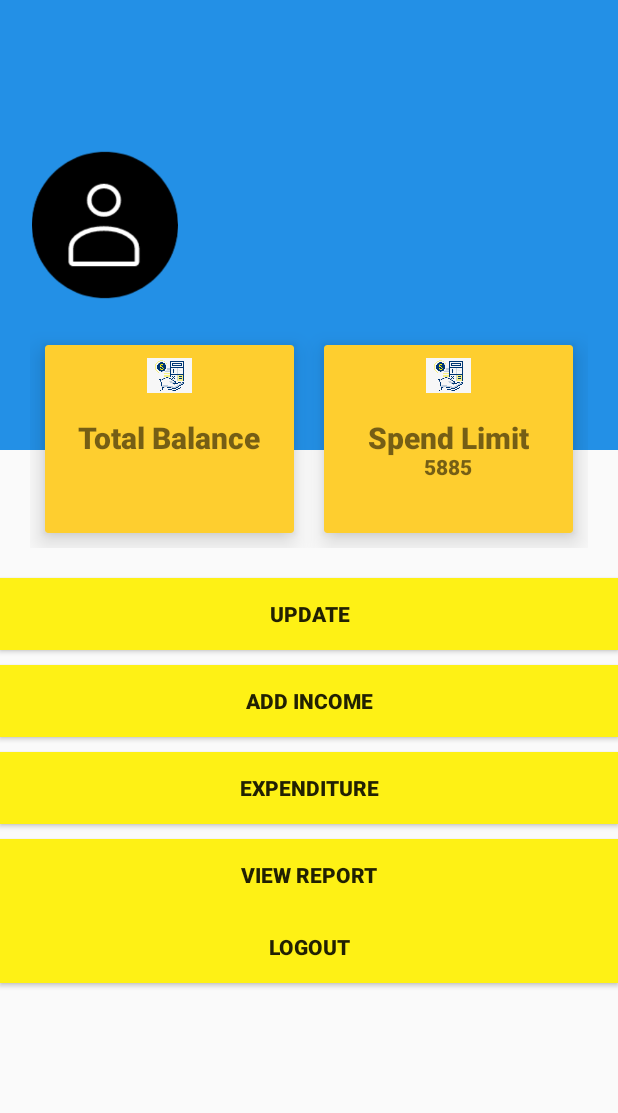
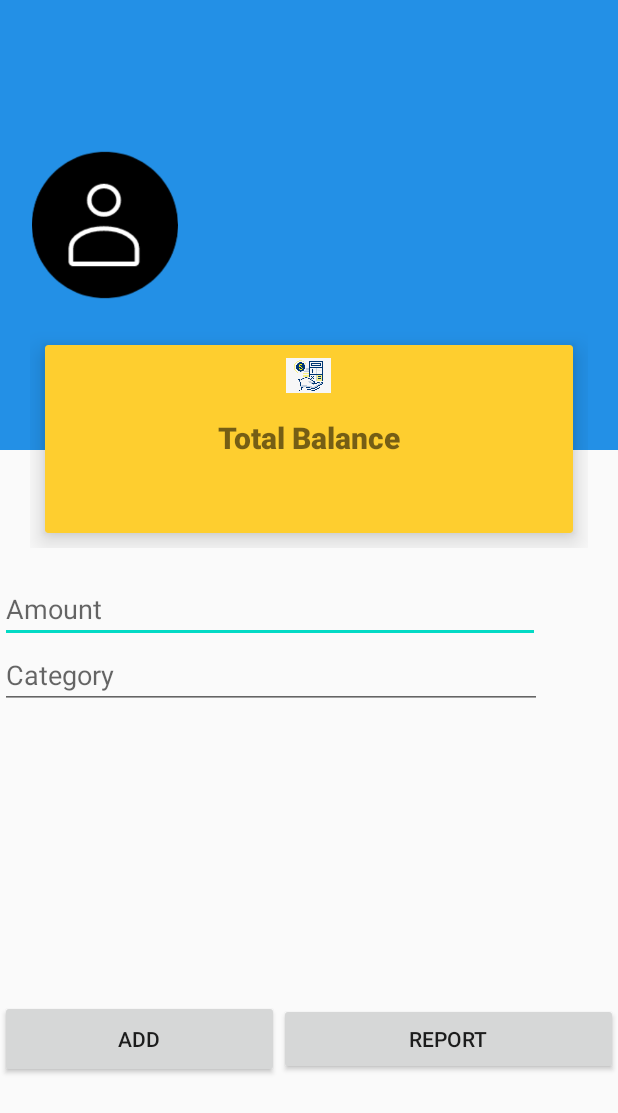
Before and after one commit to mayank2001/CyberKnights, an Android app: the dashboard screen opened directly, with no data from a screen before it, on a phone screen of 412 x 824 dp. Shown: the top 1113 px of the screen. Run offline under Robolectric (Android 15) with nearby library versions, the phone set to English and light mode, and no system bars; our stand-ins replace Firebase (no records; nobody signed in at launch, a user with empty details on screens opened directly); 3 statements that could not run were skipped.

Commit message:
dashboard changed

```diff
--- a/app/src/main/java/com/hackathon/cyberknights/activites/AddCash.java
+++ b/app/src/main/java/com/hackathon/cyberknights/activites/AddCash.java
@@ -2,16 +2,66 @@ package com.hackathon.cyberknights.activites;
 
 import androidx.appcompat.app.AppCompatActivity;
 
+import android.content.Intent;
 import android.os.Bundle;
 
+import com.google.firebase.auth.FirebaseAuth;
+import com.google.firebase.database.DatabaseReference;
+import com.google.firebase.database.FirebaseDatabase;
 import com.hackathon.cyberknights.R;
+
+import java.lang.reflect.Array;
+import java.util.ArrayList;
 
 public class AddCash extends AppCompatActivity {
 
+    //define buttons , texts
+
+
+    FirebaseAuth firebaseAuth;
+    DatabaseReference databaseReference;
+    FirebaseDatabase firebaseDatabase;
     @Override
     protected void onCreate(Bundle savedInstanceState) {
         super.onCreate(savedInstanceState);
         setContentView(R.layout.activity_add_cash);
 
+        //database
+        databaseReference  = FirebaseDatabase.getInstance().getReference();
+        firebaseAuth = FirebaseAuth.getInstance();
+
+
+
+        //make one arraylist
+        //set adapter to the list
+
+        ArrayList<String> transactionlist = new ArrayList<String>();
+         transactionlist.add("Shopping");
+         transactionlist.add("Miscellaneous");
+         transactionlist.add("Food");
+         transactionlist.add("");
+
+
+
+
+
+
+
+
+
+
+
+
+
+
+
+
+
+
+
     }
+
+
+
+
 }
--- a/app/src/main/java/com/hackathon/cyberknights/activites/SignupActivity.java
+++ b/app/src/main/java/com/hackathon/cyberknights/activites/SignupActivity.java
@@ -114,6 +114,7 @@ public class SignupActivity extends AppCompatActivity {
         });
 
     }
+
     private void sendExDataToFb(){
 
 
--- a/app/src/main/java/com/hackathon/cyberknights/activites/dashboard.java
+++ b/app/src/main/java/com/hackathon/cyberknights/activites/dashboard.java
@@ -36,15 +36,16 @@ public class dashboard extends AppCompatActivity {
         setContentView(R.layout.dashboard);
 
         firebaseAuth = FirebaseAuth.getInstance();
-        Button addIncome = findViewById(R.id.addIncome);
-        Button addExpense = findViewById(R.id.addExpenditure);
-        Button viewReport = findViewById(R.id.detailedStats);
+
         final TextView totalBalance = findViewById(R.id.balanceGet);
-        TextView spendLimit = findViewById(R.id.spendLimit);
+
         final TextView FullName = findViewById(R.id.Full_Name);
-        logout = findViewById(R.id.logoutMain);
+
         final TextView userEmail = findViewById(R.id.userEmail);
         databaseReference  = FirebaseDatabase.getInstance().getReference();
+
+
+
 
 
 
@@ -56,9 +57,14 @@ public class dashboard extends AppCompatActivity {
                 //getters
                 String totalBaclans = Objects.requireNonNull(snapshot.child(Objects.requireNonNull(FirebaseAuth.getInstance().getCurrentUser()).getUid()).child("UserProfile").child("monthlyIncome").getValue()).toString();
                  totalBalance.setText(totalBaclans);
-                 String userName = Objects.requireNonNull(snapshot.child(FirebaseAuth.getInstance().getCurrentUser().getUid()).child("UserProfile").child("userName").getValue()).toString();
+
+                 String userName = Objects.requireNonNull(snapshot.child(FirebaseAuth.getInstance().getCurrentUser().getUid()).child("UserProfile").child("username").getValue()).toString();
                 FullName.setText(userName);
                 userEmail.setText(FirebaseAuth.getInstance().getCurrentUser().getEmail());
+
+
+
+
 
 
 
--- a/app/src/main/res/layout/activity_add_cash.xml
+++ b/app/src/main/res/layout/activity_add_cash.xml
@@ -32,7 +32,8 @@
         app:layout_constraintBottom_toBottomOf="parent"
         app:layout_constraintEnd_toEndOf="parent"
         app:layout_constraintStart_toStartOf="parent"
-        app:layout_constraintTop_toTopOf="parent" />
+        app:layout_constraintTop_toTopOf="parent"
+        app:layout_constraintVertical_bias="0.078" />
 
     <ImageView
         android:id="@+id/imageView6"
@@ -224,4 +225,9 @@
         app:srcCompat="@drawable/movie" />
 
 
+
+
+
+
+
 </androidx.constraintlayout.widget.ConstraintLayout>
--- a/app/src/main/res/layout/dashboard.xml
+++ b/app/src/main/res/layout/dashboard.xml
@@ -19,23 +19,22 @@
             android:id="@+id/imageView"
             android:layout_width="100dp"
             android:layout_height="100dp"
-            android:src="@drawable/profile"
             android:layout_centerVertical="true"
-            />
+            android:src="@drawable/profile" />
 
         <TextView
             android:id="@+id/Full_Name"
             android:layout_width="wrap_content"
             android:layout_height="wrap_content"
+            android:layout_centerVertical="true"
+            android:layout_marginStart="20sp"
             android:layout_marginLeft="10sp"
+            android:layout_toEndOf="@+id/imageView"
             android:layout_toRightOf="@+id/imageView"
-            android:layout_centerVertical="true"
             android:fontFamily="sans-serif-black"
             android:includeFontPadding="false"
             android:text="Manas Uplekar"
-            android:textSize="20sp"
-            android:layout_marginStart="20sp"
-            android:layout_toEndOf="@+id/imageView" />
+            android:textSize="20sp" />
 
         <TextView
             android:id="@+id/userEmail"
@@ -51,6 +50,10 @@
             android:textSize="14sp" />
 
     </RelativeLayout>
+
+
+
+
 
     <LinearLayout
         android:layout_width="match_parent"
@@ -106,154 +109,47 @@
 
         </androidx.cardview.widget.CardView>
 
-        <androidx.cardview.widget.CardView
-            android:layout_width="0dp"
-            android:layout_height="125dp"
-            android:layout_weight="1"
-            android:layout_margin="10dp"
-            app:cardBackgroundColor="#fece2f"
-            app:cardElevation="10dp">
+
+    </LinearLayout>
 
 
-            <RelativeLayout
-                android:layout_width="match_parent"
-                android:layout_height="match_parent"
-                android:padding="5dp">
+    <EditText
+        android:id="@+id/editTextNumber"
+        android:layout_width="360dp"
+        android:layout_height="43dp"
+        android:ems="10"
+        android:hint="Amount"
+        android:inputType="number" />
 
-                <ImageView
-                    android:layout_width="30dp"
-                    android:layout_height="30dp"
-                    android:src="@drawable/totaltransactions"
-                    android:layout_centerHorizontal="true"/>
+    <EditText
+        android:id="@+id/editTextTextPersonName"
+        android:layout_width="361dp"
+        android:layout_height="44dp"
+        android:ems="10"
+        android:hint="Category"
+        android:inputType="textPersonName" />
 
-                <TextView
-                    android:id="@+id/booking_label"
-                    android:layout_width="wrap_content"
-                    android:layout_height="wrap_content"
-                    android:text="Spend Limit"
-                    android:includeFontPadding="false"
-                    android:textSize="20sp"
-                    android:fontFamily="sans-serif-black"
-                    android:layout_centerInParent="true"/>
-
-                <TextView
-                    android:id="@+id/spendLimit"
-                    android:layout_width="wrap_content"
-                    android:layout_height="wrap_content"
-                    android:text="5885"
-                    android:includeFontPadding="false"
-                    android:textSize="14sp"
-                    android:fontFamily="sans-serif-black"
-                    android:layout_below="@id/booking_label"
-                    android:layout_centerHorizontal="true"/>
+    <ListView
+        android:layout_width="match_parent"
+        android:layout_height="194dp" />
 
 
 
-            </RelativeLayout>
+    <LinearLayout
+        android:layout_width="match_parent"
+        android:layout_height="match_parent"
+        android:orientation="horizontal">
+        <Button
+            android:id="@+id/button"
+            android:layout_width="186dp"
+            android:layout_height="52dp"
+            android:text="Add" />
 
-        </androidx.cardview.widget.CardView>
-
-
+        <Button
+            android:id="@+id/button3"
+            android:layout_width="match_parent"
+            android:layout_height="wrap_content"
+            android:text="Report" />
     </LinearLayout>
 
-    <LinearLayout
-        android:layout_width="match_parent"
-        android:layout_height="wrap_content"
-        android:padding="20dp"
-        android:visibility="gone"
-        android:orientation="vertical">
-
-        <com.google.android.material.textfield.TextInputLayout
-            android:layout_width="match_parent"
-            android:layout_height="wrap_content"
-            android:hint="All"
-            android:layout_marginBottom="10dp">
-
-            <com.google.android.material.textfield.TextInputEditText
-                android:layout_width="match_parent"
-                android:layout_height="wrap_content"
-                android:drawablePadding="10dp"
-                android:text="Transactions"/>
-        </com.google.android.material.textfield.TextInputLayout>
-
-        <com.google.android.material.textfield.TextInputLayout
-            android:layout_width="match_parent"
-            android:layout_height="wrap_content"
-            android:hint="Your"
-            android:layout_marginBottom="10dp">
-
-            <com.google.android.material.textfield.TextInputEditText
-                android:layout_width="match_parent"
-                android:layout_height="wrap_content"
-                android:drawablePadding="10dp"
-                android:text="Reports"/>
-        </com.google.android.material.textfield.TextInputLayout>
-
-
-        <com.google.android.material.textfield.TextInputLayout
-            android:layout_width="match_parent"
-            android:layout_height="wrap_content"
-            android:hint="You can"
-            android:layout_marginBottom="10dp"/>
-        <com.google.android.material.textfield.TextInputEditText
-                android:layout_width="match_parent"
-                android:layout_height="wrap_content"
-                android:drawablePadding="10dp"
-                android:text="Contact Us"/>
-                </LinearLayout>
-
-
-        <com.google.android.material.textfield.TextInputLayout
-            android:layout_width="match_parent"
-            android:layout_height="wrap_content"
-            android:hint="Do you want to"
-            android:visibility="gone"
-            android:layout_marginBottom="10dp">
-
-            <com.google.android.material.textfield.TextInputEditText
-                android:layout_width="match_parent"
-                android:layout_height="wrap_content"
-                android:drawablePadding="10dp"
-                android:text="Logout"/>
-        </com.google.android.material.textfield.TextInputLayout>
-
-        <Button
-            android:layout_width="match_parent"
-            android:layout_height="wrap_content"
-            android:text="Update"
-            android:layout_marginBottom="10dp"
-            android:fontFamily="sans-serif-black"
-            android:background="#fef115"/>
-    <Button
-        android:id="@+id/addIncome"
-        android:layout_width="match_parent"
-        android:layout_height="wrap_content"
-        android:text="Add Income"
-        android:layout_marginBottom="10dp"
-        android:fontFamily="sans-serif-black"
-        android:background="#fef115"/>
-    <Button
-        android:id="@+id/addExpenditure"
-        android:layout_width="match_parent"
-        android:layout_height="wrap_content"
-        android:text="Expenditure"
-        android:layout_marginBottom="10dp"
-        android:fontFamily="sans-serif-black"
-        android:background="#fef115"/>
-    <Button
-        android:id="@+id/detailedStats"
-        android:layout_width="match_parent"
-        android:layout_height="wrap_content"
-        android:text="View Report"
-        android:fontFamily="sans-serif-black"
-        android:background="#fef115"/>
-
-    <Button
-        android:id="@+id/logoutMain"
-        android:layout_width="match_parent"
-        android:layout_height="wrap_content"
-        android:text="Logout"
-        android:fontFamily="sans-serif-black"
-        android:background="#fef115"/>
-
-    </LinearLayout>
+</LinearLayout>
```
